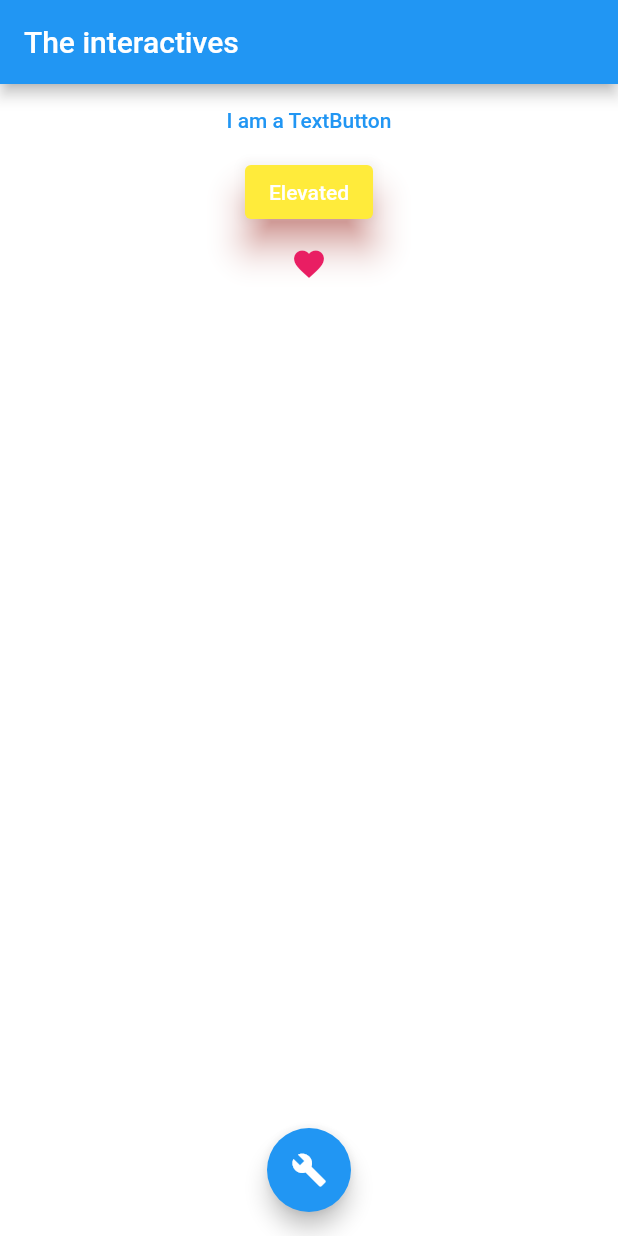
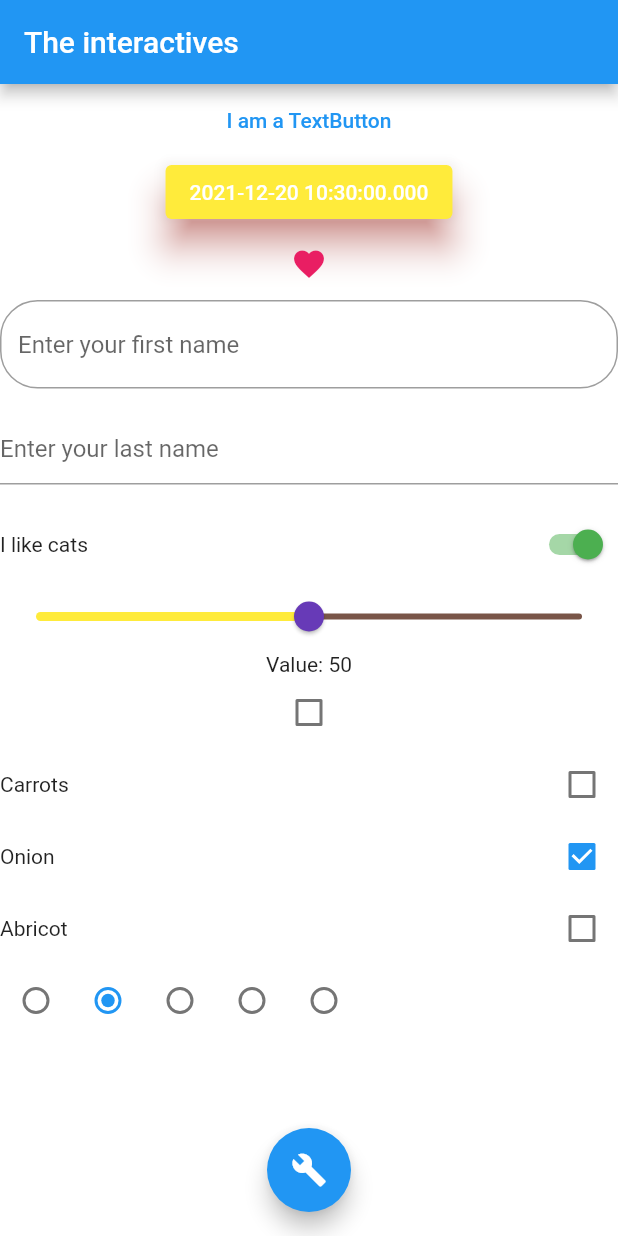
Before and after one commit to KiwiKoi/widgets-interactifs, a Flutter app: the screen it shows after launch, on a phone screen of 412 x 824 dp. Run offline on Flutter 3.47's test engine with Material 2 defaults, Android fonts, the phone set to English and light mode, and no system bars.

Commit message:
finish section 12

```diff
--- a/lib/interactive_page.dart
+++ b/lib/interactive_page.dart
@@ -10,15 +10,30 @@ class InteractivePageState extends State<InteractivePage> {
   Color textColor = Colors.black;
   bool textButtonPressed = false;
   IconData icon = Icons.favorite;
+  String firstName = "";
+  late TextEditingController controller;
+  bool switchValue = true;
+  double sliderValue = 50;
+  bool check = false;
+  Map<String, bool> articles = {
+    "Carrots" : false,
+    "Onion" : true,
+    "Abricot": false,
+  };
+  int groupValue = 1;
+  DateTime initialDate = DateTime.now();
 
   @override
   void initState() {
     // TODO: implement initState
     super.initState();
+
+    controller = TextEditingController();
   }
 
   @override
   void dispose() {
+    controller.dispose();
     // TODO: implement dispose
     super.dispose();
   }
@@ -33,31 +48,83 @@ class InteractivePageState extends State<InteractivePage> {
       body: Center(
         child: Column(
           children: [
-            TextButton(onPressed: updateAppBar, child: textButtonText(),
+            TextButton(
+                onPressed: updateAppBar,
+                child: textButtonText(),
                 style: TextButton.styleFrom(
                   primary: Colors.blue,
                   shadowColor: Colors.green,
-            ) ),
+                )),
             ElevatedButton(
-                onPressed: () {
-                  print("Salut");
-                },
-                child: const Text('Elevated'),
+                onPressed: (() => showDate(context)),
+                child: Text('$initialDate'),
                 onLongPress: () {
                   print('Long press');
                 },
                 style: ElevatedButton.styleFrom(
                     primary: Colors.yellow,
                     elevation: 10,
-                shadowColor: Colors.red
-              )
-            ),
+                    shadowColor: Colors.red)),
             IconButton(
               onPressed: setIcon,
               icon: Icon(icon),
               color: Colors.pink,
               splashColor: Colors.pinkAccent,
-            )
+            ),
+            TextField(
+                obscureText: false,
+                decoration: InputDecoration(
+                    hintText: "Enter your first name",
+                    border: OutlineInputBorder(
+                      borderRadius: BorderRadius.circular(25),
+                    )),
+                keyboardType: TextInputType.emailAddress,
+                onSubmitted: (newString) {
+                  setState(() {
+                    firstName = newString;
+                  });
+                }),
+            Text(firstName),
+            TextField(
+                controller: controller,
+                decoration: InputDecoration(hintText: "Enter your last name"),
+                onChanged: ((newValue) => setState(() => print("Done")))),
+            Text(controller.text),
+            Row(
+              mainAxisSize: MainAxisSize.max,
+              mainAxisAlignment: MainAxisAlignment.spaceBetween,
+              children: [
+                Text((switchValue) ? "I like cats" : "Cats are evil"),
+                Switch(
+                  activeColor: Colors.green,
+                  inactiveTrackColor: Colors.red,
+                  inactiveThumbColor: Colors.redAccent,
+                  value: switchValue,
+                  onChanged: ((bool) {
+                    setState(() {
+                      switchValue = bool;
+                    });
+                  }),
+                ),
+              ],
+            ),
+            Slider(
+              value: sliderValue,
+              min: 0,
+              max: 100,
+              onChanged: ((newValue) {
+                setState(() {
+                  sliderValue = newValue;
+                });
+              }),
+              thumbColor: Colors.deepPurple,
+              inactiveColor: Colors.brown,
+              activeColor: Colors.yellow,
+            ),
+            Text("Value: ${sliderValue.toInt()}"),
+            Checkbox(value: check, onChanged: ((newBool) => setState(() => check = newBool ?? false))),
+            checks(),
+radios(),
           ],
         ),
       ),
@@ -96,4 +163,57 @@ class InteractivePageState extends State<InteractivePage> {
       icon = (icon == Icons.favorite) ? Icons.favorite_border : Icons.favorite;
     });
   }
+
+  Column checks() {
+    List<Widget> items = [];
+    articles.forEach((article, purchased){
+  Widget row = Row(
+    mainAxisSize: MainAxisSize.max,
+    mainAxisAlignment: MainAxisAlignment.spaceBetween,
+    children: [
+      Text(article),
+      Checkbox(value: purchased, onChanged: ((newValue) {
+setState(() {
+  articles[article] = newValue ?? false;
+});
+      }))
+    ],
+  );
+  items.add(row);
+    });
+    return Column(children: items);
   }
+
+  Row radios() {
+    List<Widget> radios = [];
+    for (var i = 0; i < 5; i++) {
+      Radio r = Radio(
+        value: i,
+        groupValue: groupValue,
+        onChanged: ((newValue) {
+          setState(() {
+            groupValue = newValue;
+          });
+        }
+        ),
+      );
+      radios.add(r);
+    }
+  return Row(children: radios);
+  }
+
+  showDate(BuildContext context){
+    showDatePicker(
+      context: context,
+      initialDate: initialDate,
+      firstDate: DateTime(1992),
+      lastDate: DateTime(2090),
+    ).then((value) => {
+      if (value != null){
+        setState(() {
+          initialDate = value;
+        })
+      }
+    });
+  }
+}
```
Lines whose indentation alone changed are shown as unchanged.
